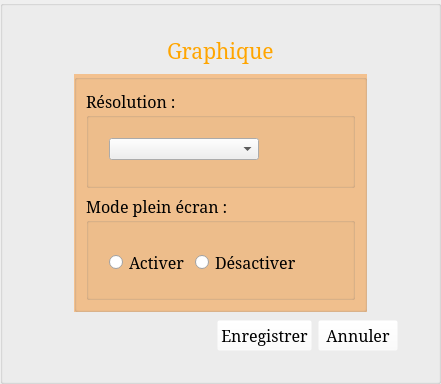
Qt form StreetCar/StreetCar/GraphicsOption.ui (paboccard/Projet_Prog_Jeu) before a commit.
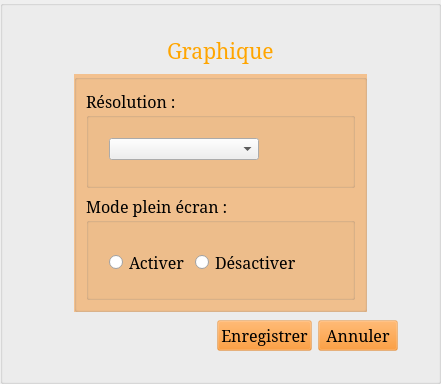
The same form after that commit. Icons and pictures are not drawn.

Diff of the .ui file:
```diff
--- a/StreetCar/StreetCar/GraphicsOption.ui
+++ b/StreetCar/StreetCar/GraphicsOption.ui
@@ -51,7 +51,7 @@
 }
 
 QPushButton {
-	background-color: rgba(255, 255, 255, 0);
+	background-color: rgba(255, 128, 0, 50);
 }
 
 QPushButton::hover{
```
